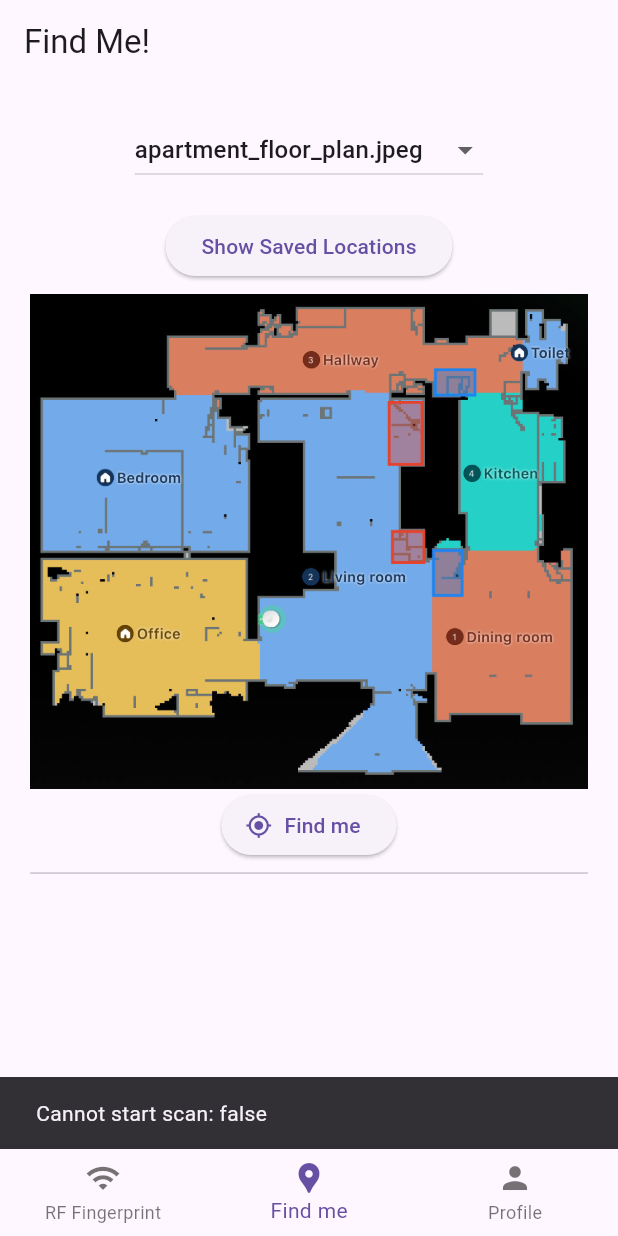
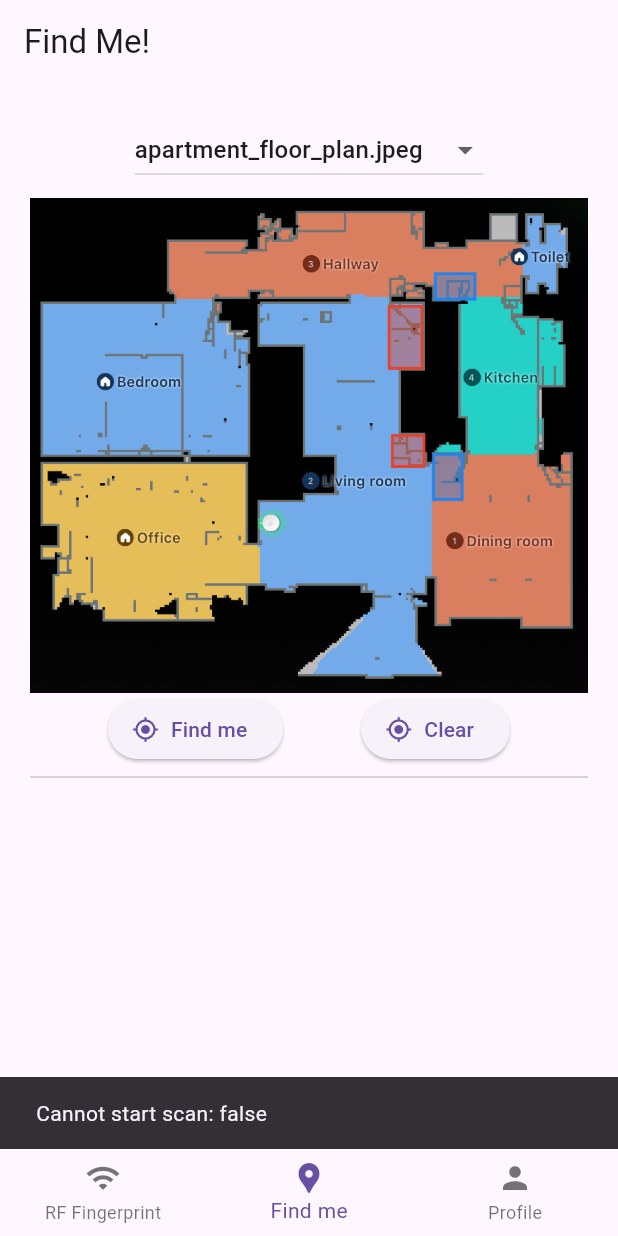
Before and after one commit to wildMythicWest/indoor-navigation, a Flutter app: the screen it shows after launch, item 2 of the bottom bar chosen, after a tap on "Find me", on a phone screen of 412 x 824 dp. Run offline on Flutter 3.47's test engine with Material 3 defaults, Android fonts, the phone set to English and light mode, and no system bars; our stand-ins replace cloud_firestore, cloud_functions, device_info_plus, firebase_core, flutter_dotenv, permission_handler; missing offline and left inert: firebase_app_check, wifi_scan; accounts and stored records are empty.

Commit message:
Refactored image class to support multiple pins placed

```diff
--- a/lib/fingerprinting/rf_fingerprint_service.dart
+++ b/lib/fingerprinting/rf_fingerprint_service.dart
@@ -37,7 +37,6 @@ class LocationsRepository {
   }
 
   Future<List<LocationData>> getAllLocationsOnFloor(String floorPlan, bool forceUpdate) async {
-    return savedLocations;
     if (savedLocations.isNotEmpty && !forceUpdate) {
       return savedLocations;
     }
--- a/lib/floor/image.dart
+++ b/lib/floor/image.dart
@@ -7,7 +7,7 @@ import 'floor_ids.dart';
 class ImageSelectorWidget extends StatefulWidget {
 
   final String selectedImage;
-  final Offset? pinPosition;
+  final List<Pin> pins;
   final Function(String) onImageChanged;
   final Function(Offset) onPinPlaced;
 
@@ -15,7 +15,7 @@ class ImageSelectorWidget extends StatefulWidget {
 
   const ImageSelectorWidget({super.key,
     required this.selectedImage,
-    required this.pinPosition,
+    required this.pins,
     required this.onImageChanged,
     required this.onPinPlaced,
     required this.locationsRepository,
@@ -28,18 +28,6 @@ class ImageSelectorWidget extends StatefulWidget {
 class ImageSelectorWidgetState extends State<ImageSelectorWidget> {
 
   final TransformationController _transformationController = TransformationController();
-  List<Offset> savedPinPositions = []; // Green pins (loaded positions)
-  bool showSavedPins = false; // Toggle state
-
-  // Fetch saved positions from repository
-  void fetchSavedPositions() async {
-    List<Offset> positions = (await widget.locationsRepository.getAllLocationsOnFloor(widget.selectedImage, false))
-        .map((data) => Offset(data.locationX, data.locationY))
-        .toList();
-    setState(() {
-      savedPinPositions = positions;
-    });
-  }
 
   @override
   Widget build(BuildContext context) {
@@ -58,19 +46,6 @@ class ImageSelectorWidgetState extends State<ImageSelectorWidget> {
                   child: Text(image), // Show filename only
                 );
               }).toList(),
-            ),
-          ),
-          // Toggle Button for Saved Pins
-          Padding(
-            padding: const EdgeInsets.all(8.0),
-            child: ElevatedButton(
-              onPressed: () {
-                setState(() {
-                  showSavedPins = !showSavedPins;
-                  if (showSavedPins) fetchSavedPositions();
-                });
-              },
-              child: Text(showSavedPins ? "Hide Saved Locations" : "Show Saved Locations"),
             ),
           ),
 
@@ -100,34 +75,21 @@ class ImageSelectorWidgetState extends State<ImageSelectorWidget> {
                     children: [
                       Center(
                         child: Image.asset(
-                          'assets/${widget.selectedImage}', // Replace with your image path
+                          'assets/${widget.selectedImage}',
                           width: double.infinity,
                           fit: BoxFit.contain,
                         ),
                       ),
-                      if (widget.pinPosition != null)
+                      for (var savedPin in widget.pins)
                         Positioned(
-                          left: widget.pinPosition!.dx - 12, // Adjust for center alignment
-                          top: widget.pinPosition!.dy - 24,
+                          left: savedPin.pinPosition.dx - 12,
+                          top: savedPin.pinPosition.dy - 24,
                           child: Icon(
                             Icons.location_on,
-                            color: Colors.red,
+                            color: savedPin.color,
                             size: 24,
                           ),
                         ),
-
-                      // Show green pins (saved locations) when toggled on
-                      if (showSavedPins)
-                        for (var savedPin in savedPinPositions)
-                          Positioned(
-                            left: savedPin.dx - 12,
-                            top: savedPin.dy - 24,
-                            child: Icon(
-                              Icons.location_on,
-                              color: Colors.green,
-                              size: 24,
-                            ),
-                          ),
                     ],
                   ),
                 ),
@@ -140,7 +102,7 @@ class ImageSelectorWidgetState extends State<ImageSelectorWidget> {
 }
 
 class Pin {
-  final Offset? pinPosition;
+  final Offset pinPosition;
   final Color color;
 
   const Pin({required this.pinPosition, required this.color,});
--- a/lib/main.dart
+++ b/lib/main.dart
@@ -1,4 +1,6 @@
 import 'dart:async';
+
+import 'package:flutter/services.dart';
 
 import 'package:firebase_core/firebase_core.dart';
 import 'package:firebase_app_check/firebase_app_check.dart';
@@ -26,8 +28,10 @@
   await FirebaseAppCheck.instance.activate(
     androidProvider: AndroidProvider.debug,
   );
-
-  runApp(MaterialApp(home: const HomeScreen()));
+  SystemChrome.setPreferredOrientations([DeviceOrientation.portraitUp]);
+  runApp(MaterialApp(
+    home: const HomeScreen(),
+  ));
 }
 
 Future<void> requestPermissions() async {
--- a/lib/pages/find_me_page.dart
+++ b/lib/pages/find_me_page.dart
@@ -28,6 +28,7 @@ class _FindMePageState extends State<FindMePage> {
 
   String selectedImage = FloorId.apartment; // Stores the selected image
   Offset? pinPosition; // Stores pin position
+  List<Pin> allPins = [];
 
   Future<void> _findMe(BuildContext context) async {
     // check if "can" startScan
@@ -53,6 +54,9 @@ class _FindMePageState extends State<FindMePage> {
 
     setState(() {
       pinPosition = Offset(foundLocation.locationX, foundLocation.locationY);
+      if (pinPosition != null) {
+        allPins.add(Pin(pinPosition: pinPosition!, color: Colors.red));
+      }
     });
   }
 
@@ -111,16 +115,18 @@ class _FindMePageState extends State<FindMePage> {
                 ImageSelectorWidget(
                   locationsRepository: locationsRepository,
                   selectedImage: selectedImage,
-                  pinPosition: pinPosition,
+                  pins: allPins,
                   onImageChanged: (newImage) {
                     setState(() {
                       selectedImage = newImage;
                       pinPosition = null; // Reset pin when changing image
+                      allPins = [];
                     });
                   },
                   onPinPlaced: (newPin) {
                     setState(() {
                       pinPosition = newPin;
+                      allPins.add(Pin(pinPosition: newPin, color: Colors.red));
                     });
                   },),
                 Row(
@@ -130,6 +136,14 @@ class _FindMePageState extends State<FindMePage> {
                       icon: const Icon(Icons.my_location),
                       label: const Text('Find me'),
                       onPressed: () async => _findMe(context),
+                    ),
+                    ElevatedButton.icon(
+                      icon: const Icon(Icons.my_location),
+                      label: const Text('Clear'),
+                      onPressed: () => setState(() {
+                        pinPosition = null;
+                        allPins = [];
+                      }),
                     ),
                   ],
                 ),
--- a/lib/pages/fingerprinting_page.dart
+++ b/lib/pages/fingerprinting_page.dart
@@ -54,7 +54,8 @@ class _FingerprintingPageState extends State<FingerprintingPage> {
     saveWifiFingerprintSubscription?.cancel();
     saveWifiFingerprintSubscription = null;
     saveWifiFingerprintSubscription = WiFiScan.instance.onScannedResultsAvailable
-        .listen((result) => locationsRepository.saveFingerprintData(
+        .listen((result) {
+      locationsRepository.saveFingerprintData(
           FingerprintData(
               locationData: LocationData(
                 locationId: Uuid().v4(),
@@ -62,11 +63,14 @@ class _FingerprintingPageState extends State<FingerprintingPage> {
                 locationX: pinPosition!.dx,
                 locationY: pinPosition!.dy,
               ),
-            positioningData: result.map((el) => PositioningData(ssid: el.ssid,
+              positioningData: result.map((el) =>
+                  PositioningData(ssid: el.ssid,
                       bssid: el.bssid,
                       rssi: el.level
                   )
-            ).toList())));
+              ).toList()));
+      fetchSavedPositions(); // Reload saved positions map
+    });
   }
 
   Future<bool> _canGetScannedResults(BuildContext context) async {
@@ -113,6 +117,20 @@ class _FingerprintingPageState extends State<FingerprintingPage> {
     super.dispose();
   }
 
+  List<Pin> allPins = []; // Green pins (loaded positions)
+  bool showSavedPins = false; // Toggle state
+
+  // Fetch saved positions from repository
+  void fetchSavedPositions() async {
+    List<Pin> positions = (await locationsRepository.getAllLocationsOnFloor(selectedImage, false))
+        .map((data) => Offset(data.locationX, data.locationY))
+        .map((position) => Pin(pinPosition: position, color: Colors.green))
+        .toList();
+    setState(() {
+      allPins = positions;
+    });
+  }
+
   // build toggle with label
   Widget _buildToggle({
     String? label,
@@ -134,13 +152,6 @@ class _FingerprintingPageState extends State<FingerprintingPage> {
       home: Scaffold(
         appBar: AppBar(
           title: const Text('WiFi Positioning System'),
-          // actions: [
-          //   _buildToggle(
-          //       label: "Check can?",
-          //       value: shouldCheckCan,
-          //       onChanged: (v) => setState(() => shouldCheckCan = v),
-          //       activeColor: Colors.purple)
-          // ],
         ),
         body: Builder(
           builder: (context) => Padding(
@@ -152,7 +163,7 @@ class _FingerprintingPageState extends State<FingerprintingPage> {
                 ImageSelectorWidget(
                   locationsRepository: locationsRepository,
                   selectedImage: selectedImage,
-                  pinPosition: pinPosition,
+                  pins: [...allPins, if (pinPosition != null) Pin(pinPosition: pinPosition!, color: Colors.red)],
                   onImageChanged: (newImage) {
                     setState(() {
                       selectedImage = newImage;
@@ -177,12 +188,27 @@ class _FingerprintingPageState extends State<FingerprintingPage> {
                       label: const Text('GET'),
                       onPressed: () async => _getScannedResults(context),
                     ),
+
                     _buildToggle(
                       label: "STREAM",
                       value: isStreaming,
                       onChanged: (shouldStream) async => shouldStream
                           ? await _startListeningToScanResults(context)
                           : _stopListeningToScanResults(),
+                    ),
+                  ],
+                ),
+                Row(
+                  mainAxisAlignment: MainAxisAlignment.spaceEvenly,
+                  children: [
+                    ElevatedButton(
+                      onPressed: () {
+                        setState(() {
+                          showSavedPins = !showSavedPins;
+                          if (showSavedPins) fetchSavedPositions();
+                        });
+                      },
+                      child: Text(showSavedPins ? "Hide Saved Locations" : "Show Saved Locations"),
                     ),
                   ],
                 ),
```
Lines whose indentation alone changed are shown as unchanged.
